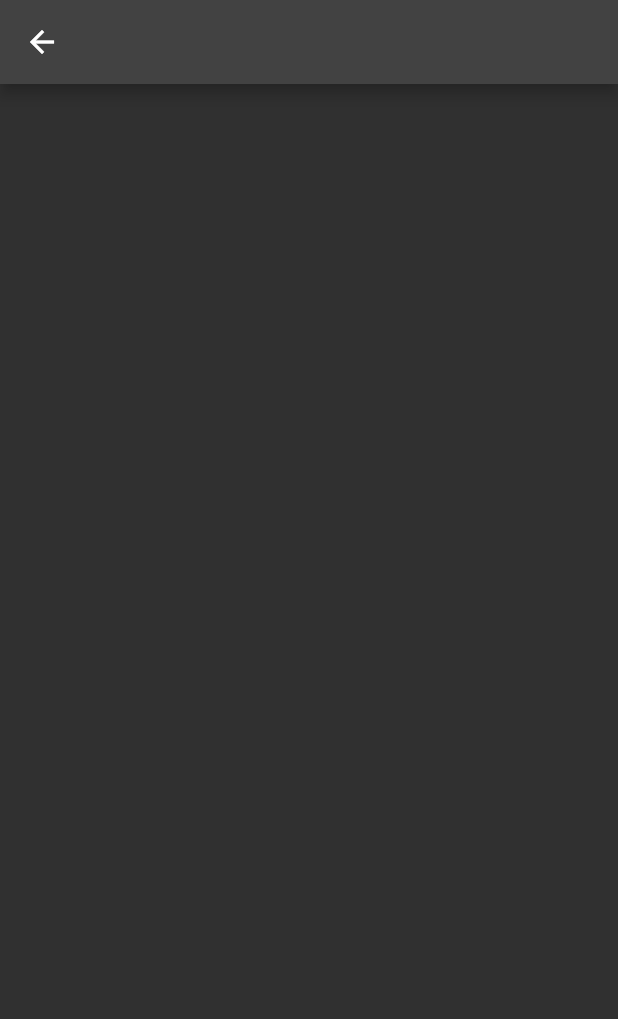
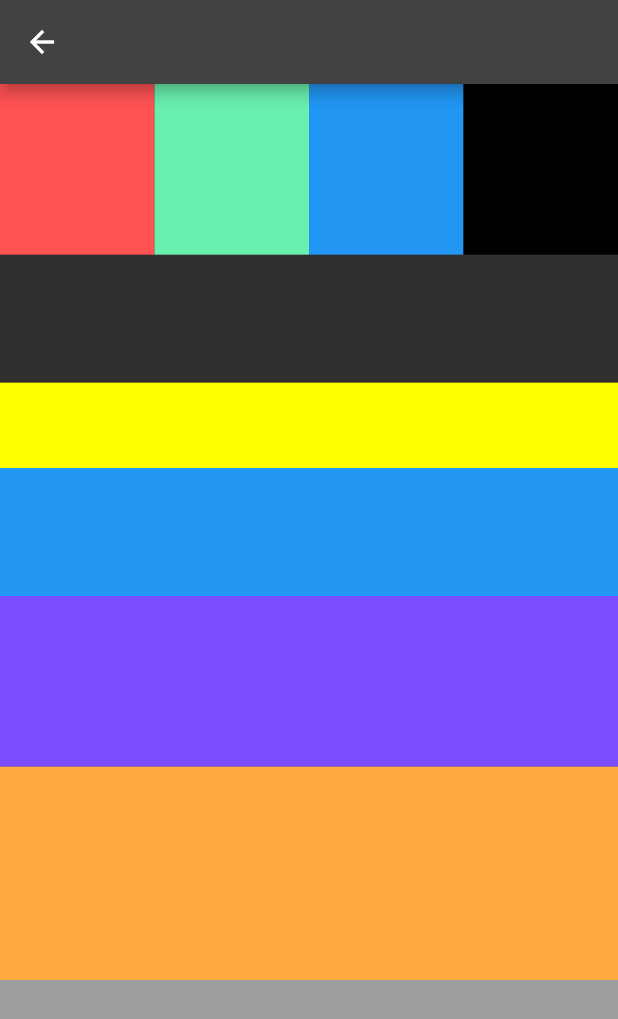
Before and after one commit to fztbso/flutter_full_learn, a Flutter app: the ColumnRowLearn screen opened directly, on a phone screen of 412 x 824 dp. Shown: the top 1019 px of the screen. Run offline on Flutter 3.47's test engine with Material 2 defaults, Android fonts, the phone set to English and light mode, and no system bars.

Commit message:
column and row learn with Veli Bacik

```diff
--- a/lib/101/column_row_learn.dart
+++ b/lib/101/column_row_learn.dart
@@ -7,10 +7,27 @@ class ColumnRowLearn extends StatelessWidget {
   Widget build(BuildContext context) {
     return Scaffold(
       appBar: AppBar(),
-      body: Column(
-        children: [
-
-        ],
+      body: Center(
+        child: Column(
+          mainAxisAlignment: MainAxisAlignment.center,
+          children: [
+            Expanded(flex: 4,
+                child: Row(
+                  children: [
+                    Expanded(child: Container( color: Colors.redAccent,)),
+                    Expanded(child: Container( color: Colors.greenAccent,)),
+                    Expanded(child: Container( color: Colors.blue,)),
+                    Expanded(child: Container( color: Colors.black,)),
+              ],
+            )),
+            Spacer(flex: 3,),
+            Expanded(flex: 2, child: Container( color: Colors.yellowAccent,)),
+            Expanded(flex: 3, child: Container( color: Colors.blue,)),
+            Expanded(flex: 4, child: Container( color: Colors.deepPurpleAccent,)),
+            Expanded(flex: 5, child: Container( color: Colors.orangeAccent,)),
+            Expanded(flex: 6, child: Container( color: Colors.grey,)),
+          ],
+        ),
       ),
     );
   }
```
